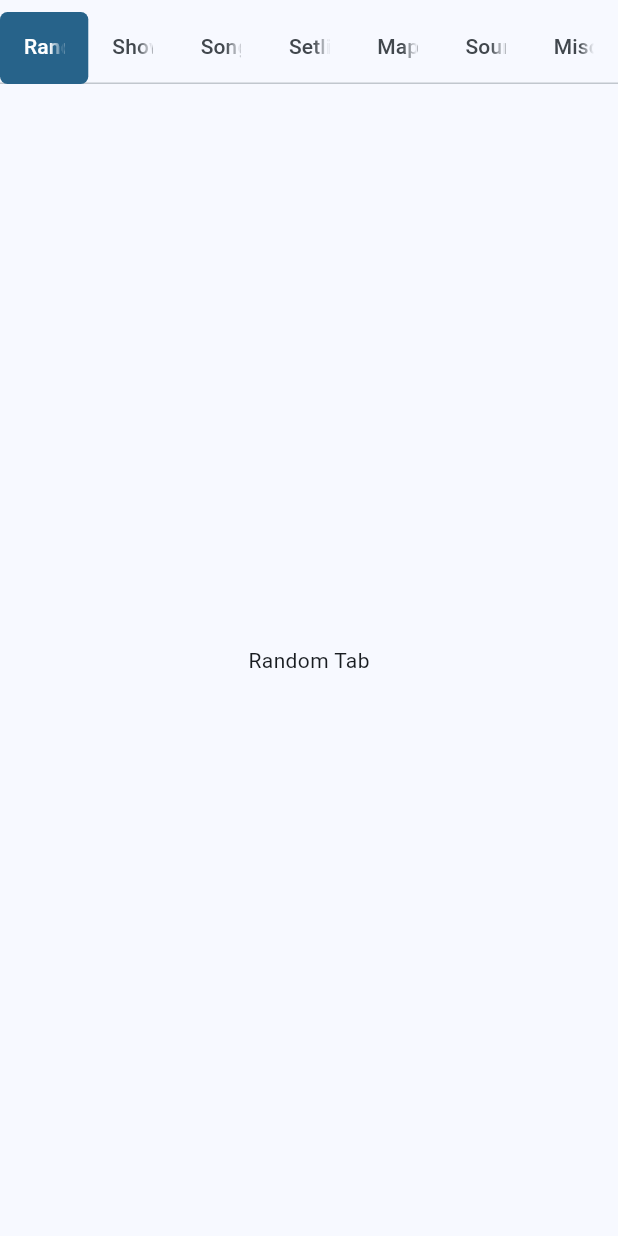
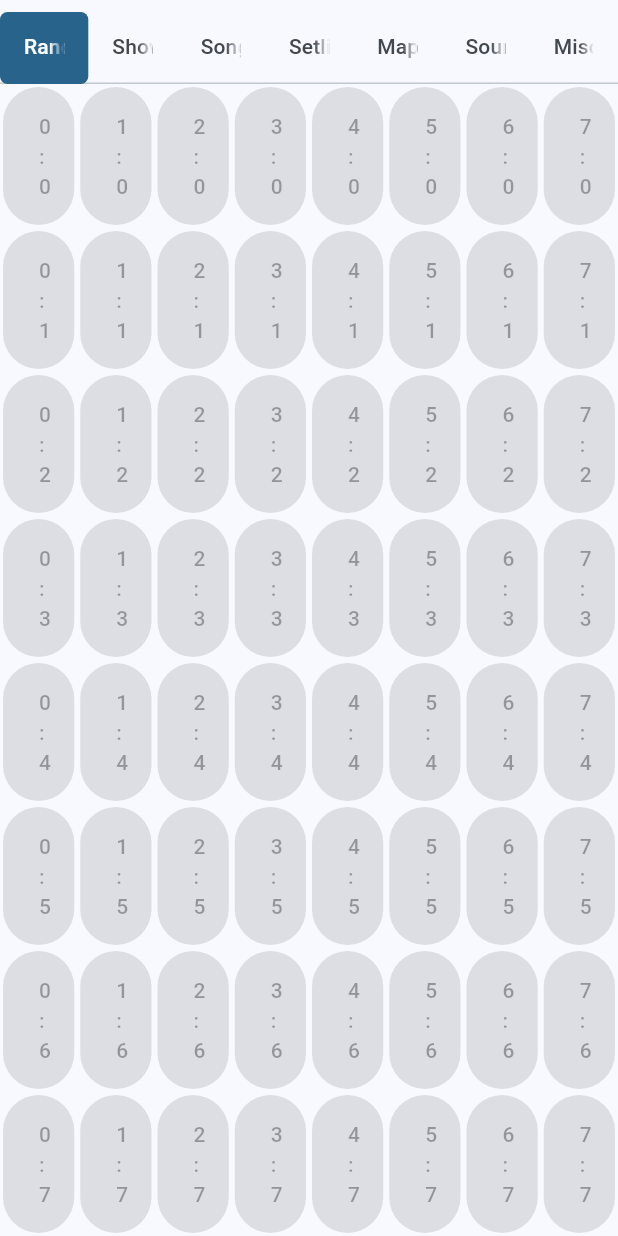
Before and after one commit to jweite/joemidi_flutter_fe, a Flutter app: the screen it shows after launch, on a phone screen of 412 x 824 dp. Run offline on Flutter 3.47's test engine with Material 3 defaults, Android fonts, the phone set to English and light mode, and no system bars.

Commit message:
Random tab buttons now expand to fill body

```diff
--- a/lib/tab_body_random.dart
+++ b/lib/tab_body_random.dart
@@ -9,6 +9,25 @@ class TabBodyRandom extends StatelessWidget {
 
   @override
   Widget build(BuildContext context) {
-    return Center(child: Text('Random Tab'));
+    return Row(
+      children: List.generate(8, (rowIndex) {
+        return Expanded(
+          child: Column(
+            children: List.generate(8, (columnIndex) {
+              return Expanded(
+                child: Container(
+                  margin: EdgeInsets.all(2),
+                  child: ElevatedButton(
+                    onPressed: null,
+                    style: ElevatedButton.styleFrom(minimumSize: Size.fromHeight(1000)),
+                    child: Text("$rowIndex:$columnIndex")
+                  )
+                )
+              );
+            })
+          )
+        );
+      })
+    );
   }
 }
```
Also changed, not shown: pubspec.lock.
